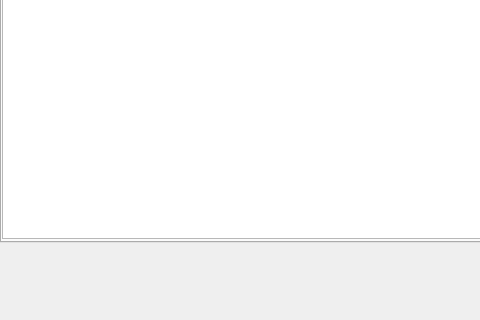
WingsOfAltair/QtCPP-Installer, file mainwindow.ui: the form before one commit; both pictures show x 0 to 480 and y 338 to 658 of the 800 by 658 pixel window.
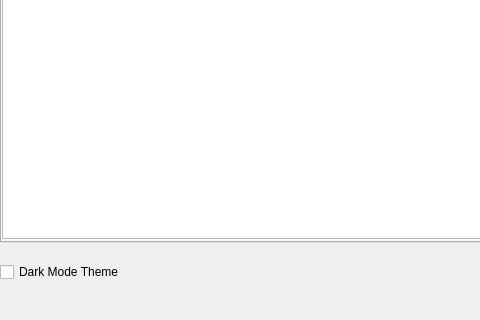
The form after the commit.

Patch:
```diff
--- a/mainwindow.ui
+++ b/mainwindow.ui
@@ -389,6 +389,19 @@
      <string>Back</string>
     </property>
    </widget>
+   <widget class="QCheckBox" name="darkModeCB">
+    <property name="geometry">
+     <rect>
+      <x>0</x>
+      <y>600</y>
+      <width>271</width>
+      <height>20</height>
+     </rect>
+    </property>
+    <property name="text">
+     <string>Dark Mode Theme</string>
+    </property>
+   </widget>
   </widget>
   <widget class="QMenuBar" name="menubar">
    <property name="geometry">
```
